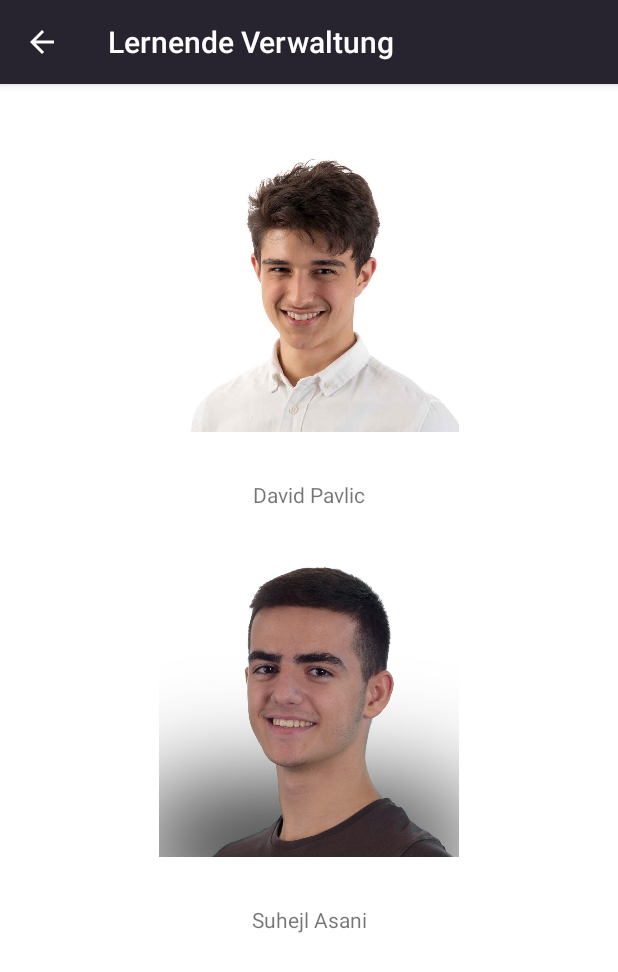
After one commit to Suhejl/LernendeVerwaltung, an Android app: the AboutUsActivity screen opened directly, with no data from a screen before it, on a phone screen of 412 x 824 dp. The commit adds this screen. Shown: the top 972 px of the screen. Run offline under Robolectric (Android 15) with nearby library versions, the phone set to English and light mode, and no system bars.

Commit message:
added about us page

```diff
--- /dev/null
+++ b/app/src/main/java/ch/noseryoung/lernendeverwaltung/activity/AboutUsActivity.java
@@ -0,0 +1,25 @@
+package ch.noseryoung.lernendeverwaltung.activity;
+
+import androidx.appcompat.app.AppCompatActivity;
+
+import android.content.Intent;
+import android.graphics.Bitmap;
+import android.graphics.drawable.BitmapDrawable;
+import android.media.Image;
+import android.net.Uri;
+import android.os.Bundle;
+import android.view.View;
+import android.widget.ImageView;
+
+import java.io.ByteArrayOutputStream;
+
+import ch.noseryoung.lernendeverwaltung.R;
+
+public class AboutUsActivity extends AppCompatActivity {
+
+    @Override
+    protected void onCreate(Bundle savedInstanceState) {
+        super.onCreate(savedInstanceState);
+        setContentView(R.layout.activity_about_us);
+    }
+}
--- /dev/null
+++ b/app/src/main/res/layout/activity_about_us.xml
@@ -0,0 +1,51 @@
+<?xml version="1.0" encoding="utf-8"?>
+<androidx.constraintlayout.widget.ConstraintLayout xmlns:android="http://schemas.android.com/apk/res/android"
+    xmlns:app="http://schemas.android.com/apk/res-auto"
+    xmlns:tools="http://schemas.android.com/tools"
+    android:layout_width="match_parent"
+    android:layout_height="match_parent"
+    android:background="@color/white"
+    tools:context=".activity.AboutUsActivity">
+
+    <ImageView
+        android:id="@+id/david_img"
+        android:layout_width="200dp"
+        android:layout_height="200dp"
+        android:layout_marginTop="32dp"
+        android:contentDescription="@string/description_creator_david"
+        android:src="@drawable/david_pavlic"
+        app:layout_constraintEnd_toEndOf="parent"
+        app:layout_constraintStart_toStartOf="parent"
+        app:layout_constraintTop_toTopOf="parent" />
+
+    <ImageView
+        android:id="@+id/suhejl_img"
+        android:layout_width="200dp"
+        android:layout_height="200dp"
+        android:layout_marginTop="32dp"
+        android:contentDescription="@string/description_creator_suhejl"
+        android:src="@drawable/suhejl_asani"
+        app:layout_constraintEnd_toEndOf="parent"
+        app:layout_constraintStart_toStartOf="parent"
+        app:layout_constraintTop_toBottomOf="@+id/david_text" />
+
+    <TextView
+        android:id="@+id/david_text"
+        android:layout_width="wrap_content"
+        android:layout_height="wrap_content"
+        android:layout_marginTop="32dp"
+        android:text="@string/name_david"
+        app:layout_constraintEnd_toEndOf="parent"
+        app:layout_constraintStart_toStartOf="parent"
+        app:layout_constraintTop_toBottomOf="@+id/david_img" />
+
+    <TextView
+        android:id="@+id/suhejl_text"
+        android:layout_width="wrap_content"
+        android:layout_height="wrap_content"
+        android:layout_marginTop="32dp"
+        android:text="@string/name_suhejl"
+        app:layout_constraintEnd_toEndOf="parent"
+        app:layout_constraintStart_toStartOf="parent"
+        app:layout_constraintTop_toBottomOf="@+id/suhejl_img" />
+</androidx.constraintlayout.widget.ConstraintLayout>
--- /dev/null
+++ b/app/src/main/res/menu/main_menu.xml
@@ -0,0 +1,5 @@
+<?xml version="1.0" encoding="utf-8"?>
+<menu xmlns:android="http://schemas.android.com/apk/res/android">
+
+    <item android:title="aboutUs" android:id="@+id/aboutus"></item>
+</menu>
--- a/app/src/main/res/values/strings.xml
+++ b/app/src/main/res/values/strings.xml
@@ -16,4 +16,9 @@
     <string name="dummy_button">Dummy Button</string>
     <string name="dummy_content">DUMMY\nCONTENT</string>
     <string name="fullscreen_apprentice_photo_description">Apprentice Photo in full screen</string>
+    <string name="name_david">David Pavlic</string>
+    <string name="name_suhejl">Suhejl Asani</string>
+    <string name="description_creator_david">Picture of the creator of the app: David Pavlic</string>
+    <string name="description_creator_suhejl">Picture of the creator of the app: Suhejl Asani</string>
+
 </resources>
```
Also changed, not shown: app/src/main/AndroidManifest.xml (+12 -8 lines), app/src/main/java/ch/noseryoung/lernendeverwaltung/activity/FullScreenImageActivity.java (+4 -4 lines), app/src/main/java/ch/noseryoung/lernendeverwaltung/activity/NewUserActivity.java (+24 -0 lines), app/src/main/java/ch/noseryoung/lernendeverwaltung/activity/UserdataActivity.java (+23 -1 lines), app/src/main/java/ch/noseryoung/lernendeverwaltung/activity/UserlistActivity.java (+24 -0 lines), app/src/main/res/drawable/david_pavlic.jpg (added), app/src/main/res/drawable/suhejl_asani.jpg (added).
